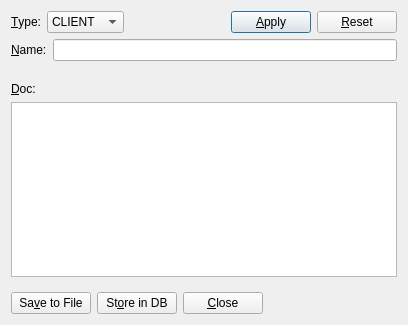
Qt form nxsconfigtool/ui/datasourcedlg.ui (jkotan/nexdatas.configtool) before a commit.
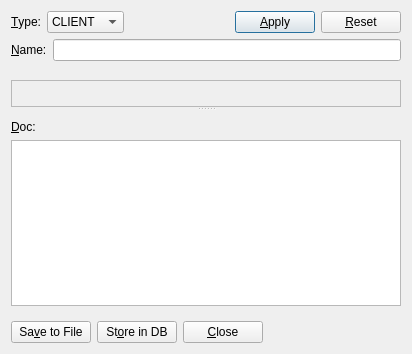
The same form after that commit.

The edit to the form file:
```diff
--- a/nxsconfigtool/ui/datasourcedlg.ui
+++ b/nxsconfigtool/ui/datasourcedlg.ui
@@ -6,8 +6,8 @@
    <rect>
     <x>0</x>
     <y>0</y>
-    <width>408</width>
-    <height>325</height>
+    <width>412</width>
+    <height>354</height>
    </rect>
   </property>
   <property name="windowTitle">
@@ -136,6 +136,10 @@
       </spacer>
      </item>
      <item>
+      <widget class="QSplitter" name="splitter">
+       <property name="orientation">
+        <enum>Qt::Vertical</enum>
+       </property>
       <widget class="QFrame" name="dsFrame">
        <property name="enabled">
         <bool>true</bool>
@@ -147,8 +151,6 @@
         <enum>QFrame::Raised</enum>
        </property>
       </widget>
-     </item>
-     <item>
       <widget class="QFrame" name="docFrame">
        <property name="frameShape">
         <enum>QFrame::NoFrame</enum>
@@ -181,6 +183,7 @@
          </layout>
         </item>
        </layout>
+       </widget>
       </widget>
      </item>
      <item>
```
Lines whose indentation alone changed are shown as unchanged.
